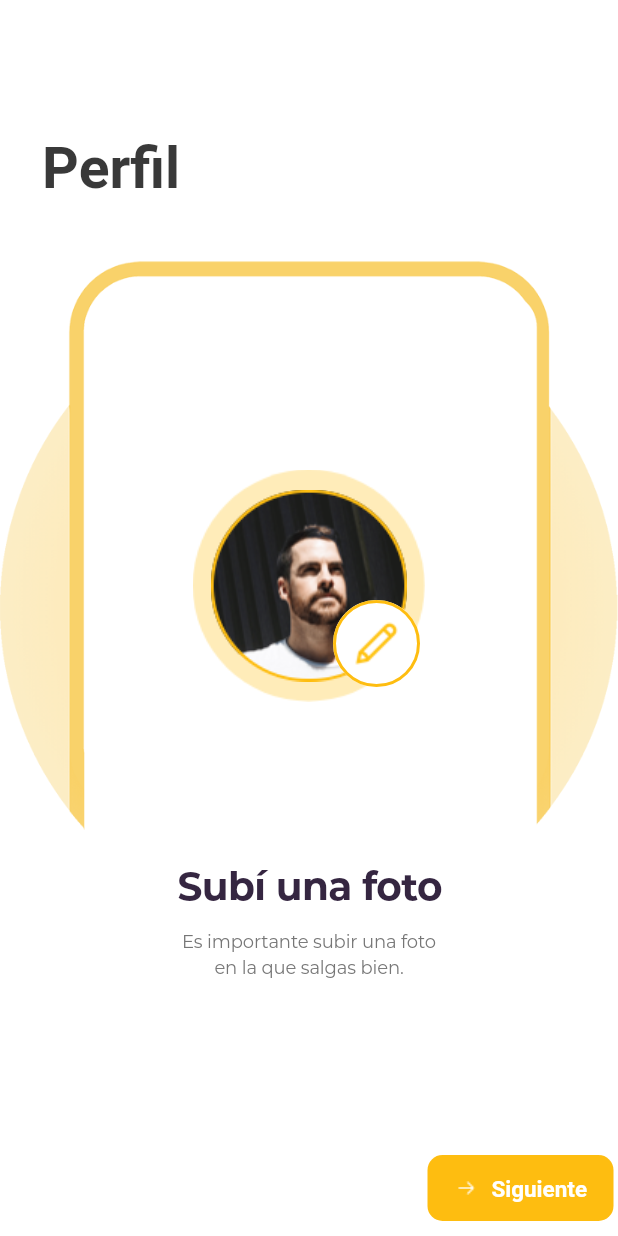
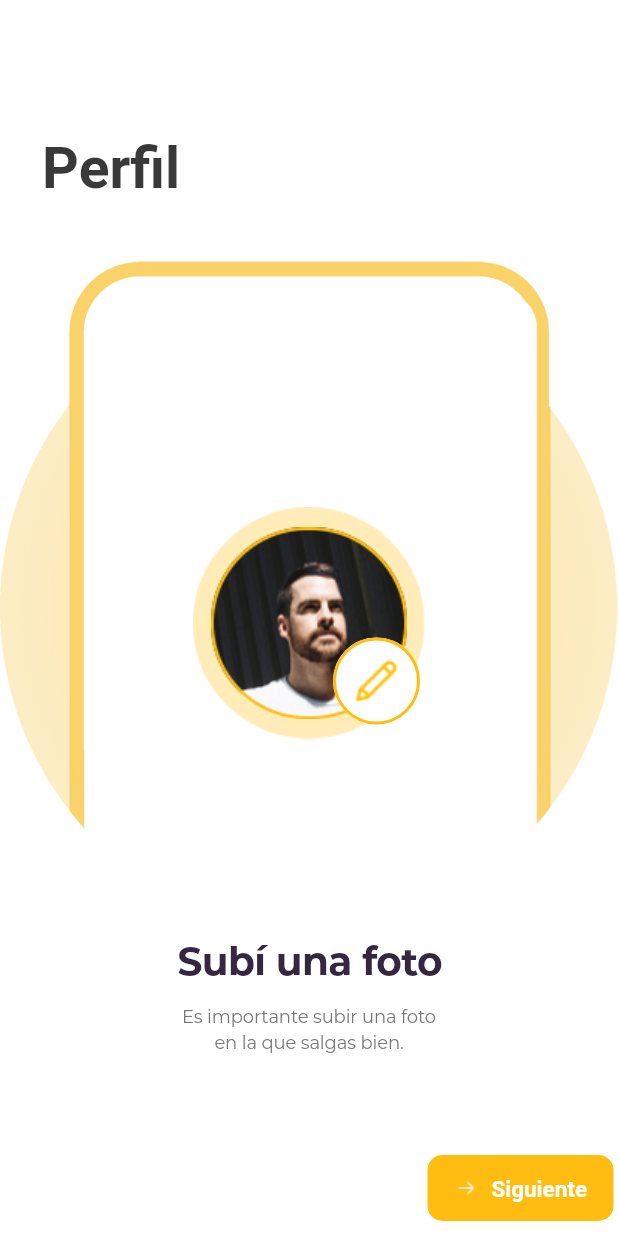
Before and after one commit to bautitravella/main_screens, a Flutter app: the SubiFotoDePerfil21Widget screen opened directly, on a phone screen of 412 x 824 dp. Run offline on Flutter 3.47's test engine with Material 2 defaults, Android fonts, the phone set to English and light mode, and no system bars.

Commit message:
update constrains edit profile pic

```diff
--- a/lib/subi_foto_de_perfil21_widget/subi_foto_de_perfil21_widget.dart
+++ b/lib/subi_foto_de_perfil21_widget/subi_foto_de_perfil21_widget.dart
@@ -159,7 +159,7 @@ class SubiFotoDePerfil21Widget extends StatelessWidget {
               ),
             ),
             Container(
-              margin: EdgeInsets.only(left: 10, right: 10, bottom: 100),
+              margin: EdgeInsets.only(left: 10, right: 10, bottom: 50),
               child: Text(
                 "Es importante subir una foto \nen la que salgas bien.\n",
                 textAlign: TextAlign.center,
```
